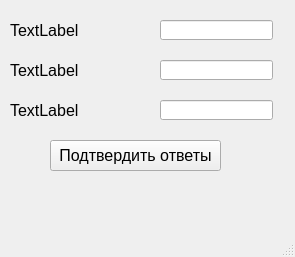
The window that gui.ui (asvitaliii/hw_serialaze) describes before a commit, drawn with Qt 5.
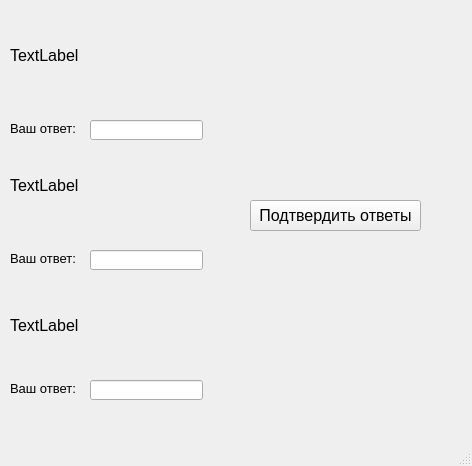
The same window after the commit.

Patch:
```diff
--- a/gui.ui
+++ b/gui.ui
@@ -6,8 +6,8 @@
    <rect>
     <x>0</x>
     <y>0</y>
-    <width>295</width>
-    <height>257</height>
+    <width>472</width>
+    <height>466</height>
    </rect>
   </property>
   <property name="windowTitle">
@@ -17,8 +17,8 @@
    <widget class="QLineEdit" name="answer1">
     <property name="geometry">
      <rect>
-      <x>160</x>
-      <y>20</y>
+      <x>90</x>
+      <y>120</y>
       <width>113</width>
       <height>20</height>
      </rect>
@@ -29,8 +29,8 @@
      <rect>
       <x>10</x>
       <y>20</y>
-      <width>111</width>
-      <height>21</height>
+      <width>161</width>
+      <height>71</height>
      </rect>
     </property>
     <property name="font">
@@ -49,9 +49,9 @@
     <property name="geometry">
      <rect>
       <x>10</x>
-      <y>60</y>
-      <width>111</width>
-      <height>21</height>
+      <y>150</y>
+      <width>161</width>
+      <height>71</height>
      </rect>
     </property>
     <property name="font">
@@ -69,8 +69,8 @@
    <widget class="QLineEdit" name="answer2">
     <property name="geometry">
      <rect>
-      <x>160</x>
-      <y>60</y>
+      <x>90</x>
+      <y>250</y>
       <width>113</width>
       <height>20</height>
      </rect>
@@ -80,9 +80,9 @@
     <property name="geometry">
      <rect>
       <x>10</x>
-      <y>100</y>
-      <width>111</width>
-      <height>21</height>
+      <y>290</y>
+      <width>161</width>
+      <height>71</height>
      </rect>
     </property>
     <property name="font">
@@ -100,8 +100,8 @@
    <widget class="QLineEdit" name="answer3">
     <property name="geometry">
      <rect>
-      <x>160</x>
-      <y>100</y>
+      <x>90</x>
+      <y>380</y>
       <width>113</width>
       <height>20</height>
      </rect>
@@ -110,8 +110,8 @@
    <widget class="QPushButton" name="ok">
     <property name="geometry">
      <rect>
-      <x>50</x>
-      <y>140</y>
+      <x>250</x>
+      <y>200</y>
       <width>171</width>
       <height>31</height>
      </rect>
@@ -125,6 +125,60 @@
      <string>Подтвердить ответы</string>
     </property>
    </widget>
+   <widget class="QLabel" name="label">
+    <property name="geometry">
+     <rect>
+      <x>10</x>
+      <y>120</y>
+      <width>71</width>
+      <height>16</height>
+     </rect>
+    </property>
+    <property name="font">
+     <font>
+      <pointsize>10</pointsize>
+     </font>
+    </property>
+    <property name="text">
+     <string>Ваш ответ:</string>
+    </property>
+   </widget>
+   <widget class="QLabel" name="label_2">
+    <property name="geometry">
+     <rect>
+      <x>10</x>
+      <y>250</y>
+      <width>71</width>
+      <height>16</height>
+     </rect>
+    </property>
+    <property name="font">
+     <font>
+      <pointsize>10</pointsize>
+     </font>
+    </property>
+    <property name="text">
+     <string>Ваш ответ:</string>
+    </property>
+   </widget>
+   <widget class="QLabel" name="label_3">
+    <property name="geometry">
+     <rect>
+      <x>10</x>
+      <y>380</y>
+      <width>71</width>
+      <height>16</height>
+     </rect>
+    </property>
+    <property name="font">
+     <font>
+      <pointsize>10</pointsize>
+     </font>
+    </property>
+    <property name="text">
+     <string>Ваш ответ:</string>
+    </property>
+   </widget>
   </widget>
   <widget class="QMenuBar" name="menubar">
    <property name="geometry">
```
Left out of the diff: 2 changed lines with no effect on the pictures.
